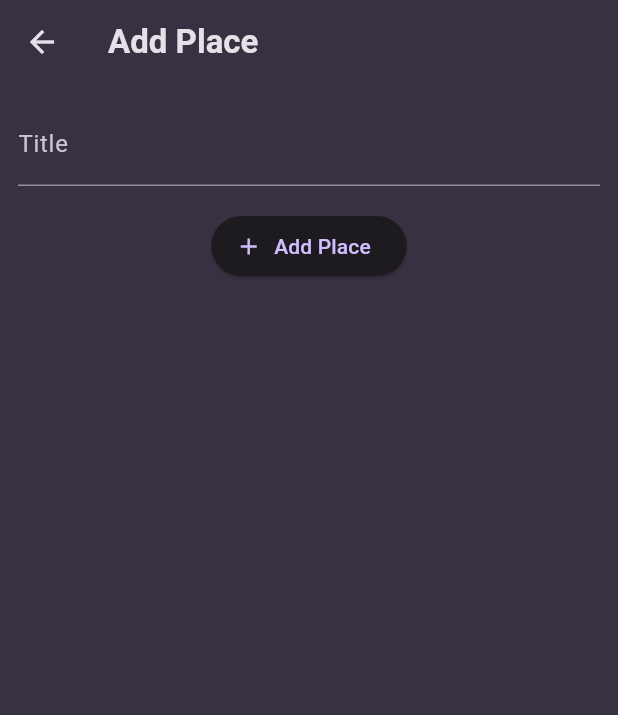
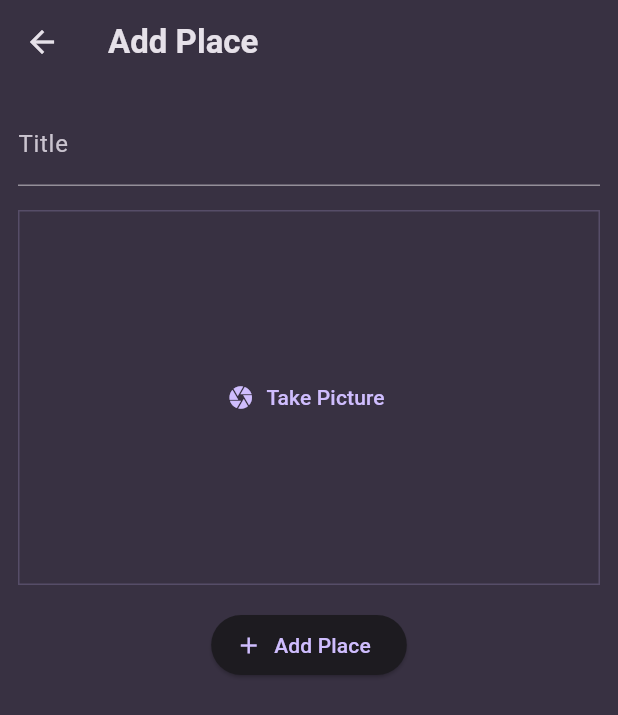
Before and after one commit to Alex2518-9/favorite-places, a Flutter app: the AddPlaceScreen screen opened directly, on a phone screen of 412 x 824 dp. Shown: the top 715 px of the screen. Run offline on Flutter 3.47's test engine with Material 3 defaults, Android fonts, the phone set to English and light mode, and no system bars; our stand-ins replace flutter_riverpod, google_fonts.

Commit message:
feat(image): start implementing native camera

```diff
--- a/lib/screens/add_place.dart
+++ b/lib/screens/add_place.dart
@@ -1,4 +1,5 @@
 import 'package:favorite_places/providers/user_places.dart';
+import 'package:favorite_places/widgets/image_input.dart';
 import 'package:flutter/material.dart';
 import 'package:flutter_riverpod/flutter_riverpod.dart';
 
@@ -43,6 +44,8 @@ class _AddPlaceScreenState extends ConsumerState<AddPlaceScreen> {
               style: TextStyle(color: Theme.of(context).colorScheme.onSurface),
             ),
             const SizedBox(height: 16),
+            const ImageInput(),
+            const SizedBox(height: 16),
             ElevatedButton.icon(
               onPressed: _savePlace,
               icon: const Icon(Icons.add),
--- /dev/null
+++ b/lib/widgets/image_input.dart
@@ -0,0 +1,32 @@
+import 'package:flutter/material.dart';
+
+class ImageInput extends StatefulWidget {
+  const ImageInput({super.key});
+
+  @override
+  State<ImageInput> createState() => _ImageInputState();
+}
+
+class _ImageInputState extends State<ImageInput> {
+  void _takePicture() {}
+
+  @override
+  Widget build(BuildContext context) {
+    return Container(
+      height: 250,
+      width: double.infinity,
+      alignment: Alignment.center,
+      decoration: BoxDecoration(
+        border: Border.all(
+          width: 1,
+          color: Theme.of(context).colorScheme.primary.withValues(alpha: 0.2),
+        ),
+      ),
+      child: TextButton.icon(
+        onPressed: _takePicture,
+        icon: const Icon(Icons.camera),
+        label: const Text('Take Picture'),
+      ),
+    );
+  }
+}
--- a/pubspec.yaml
+++ b/pubspec.yaml
@@ -37,6 +37,7 @@ dependencies:
   google_fonts: ^6.3.1
   uuid: ^4.5.1
   flutter_riverpod: ^3.0.0
+  image_picker: ^1.2.0
 
 dev_dependencies:
   flutter_test:
```
Also changed, not shown: pubspec.lock, 5 other files.
